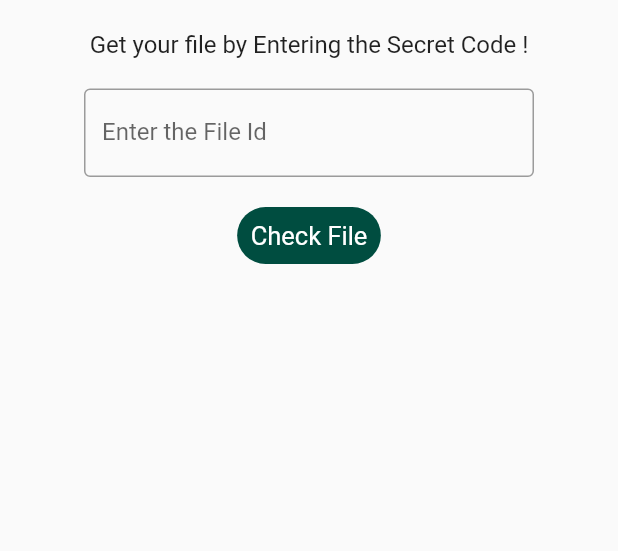
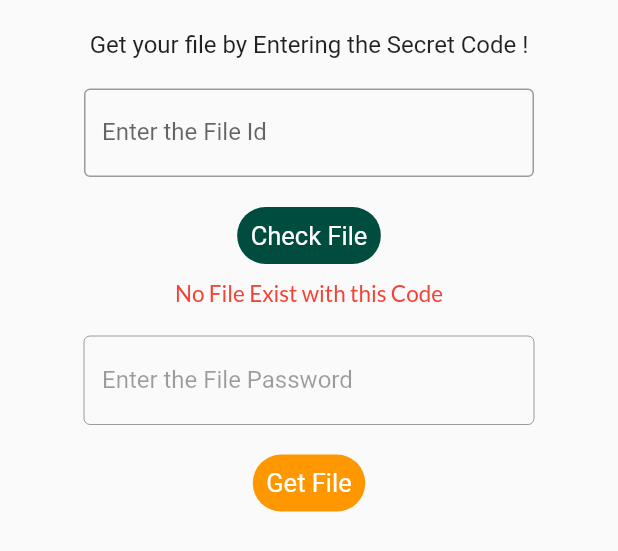
Before and after one commit to SiddhantJaiswal-0125/EncryptU, a Flutter app: the RecieveScreen widget shown alone on an empty page, opened directly, after a tap on "Check File", on a phone screen of 412 x 824 dp. Shown: the top 551 px of the screen. Run offline on Flutter 3.47's test engine with Material 2 defaults, Android fonts, the light colour scheme and no system bars; our stand-ins replace cloud_firestore, curved_navigation_bar, file_picker, firebase_auth, firebase_core, firebase_storage and 3 more; accounts and stored records are empty; network calls fail.

Commit message:
Recieve Page

```diff
--- a/lib/Screens/receive_screen.dart
+++ b/lib/Screens/receive_screen.dart
@@ -9,7 +9,12 @@ class RecieveScreen extends StatefulWidget {
 }
 
 class _RecieveScreenState extends State<RecieveScreen> {
-  String fileId = "";
+  String _fileId = "";
+  String _password = "";
+
+  late List<FileStructure> fi ;
+      bool _showPasswordsection = false;
+  bool _nofileExist = false;
 
   @override
   Widget build(BuildContext context) {
@@ -32,8 +37,8 @@ class _RecieveScreenState extends State<RecieveScreen> {
             width: 300,
             child: TextField(
               onChanged: (val) {
-                  fileId = val;
-                  print("FILE ID " + fileId);
+                _fileId = val;
+                print("FILE ID " + _fileId);
               },
               decoration: InputDecoration(
                 border: OutlineInputBorder(),
@@ -41,7 +46,8 @@ class _RecieveScreenState extends State<RecieveScreen> {
                 hintText: 'File Secret Id',
               ),
               autofocus: false,
-              )),
+            ),
+          ),
           SizedBox(
             height: 20,
           ),
@@ -49,10 +55,18 @@ class _RecieveScreenState extends State<RecieveScreen> {
             onTap: () async {
               FirebaseServices fs = new FirebaseServices();
 
-              List<FileStructure> fi = await  fs.getFilesById(fileId);
-
-
-
+              fi = await fs.getFilesById(_fileId);
+              if (fi != null && fi.length > 0) {
+                _showPasswordsection = true;
+                _nofileExist = false;
+                print(fi[0].uniqueId);
+                print("Password : " + fi[0].password);
+                setState(() {});
+              } else {
+                _showPasswordsection = false;
+                _nofileExist = true;
+                setState(() {});
+              }
             },
             child: Container(
               padding: EdgeInsets.all(9),
@@ -66,7 +80,63 @@ class _RecieveScreenState extends State<RecieveScreen> {
                     GoogleFonts.lexendDeca(fontSize: 17, color: Colors.white),
               ),
             ),
+          ),
+          SizedBox(
+            height: 10,
+          ),
+          _nofileExist
+              ? Text(
+                  "No File Exist with this Code",
+                  style: GoogleFonts.lato(color: Colors.red, fontSize: 15),
                 )
+              : Container(),
+          SizedBox(
+            height: 20,
+          ),
+          Container(
+            width: 300,
+            child: TextField(
+              enabled: _showPasswordsection,
+              onChanged: (val) {
+                _password = val;
+                print("Password is " + _password);
+              },
+              decoration: InputDecoration(
+                border: OutlineInputBorder(),
+                labelText: 'Enter the File Password',
+                hintText: 'Password ',
+              ),
+              autofocus: false,
+            ),
+          ),
+          SizedBox(
+            height: 20,
+          ),
+          GestureDetector(
+            onTap: () async {
+              if(_password==fi[0].password)
+                {
+                  print("SAME PASSWORD ");
+
+                }
+              else
+                print("DIFFERENT PASSWORD");
+
+            },
+            child: Container(
+              padding: EdgeInsets.all(9),
+              decoration: BoxDecoration(
+                borderRadius: BorderRadius.circular(20),
+                color: Colors.orange,
+              ),
+              child: Text(
+                "Get File",
+                style:
+                GoogleFonts.lexendDeca(fontSize: 17, color: Colors.white),
+              ),
+            ),
+          ),
+
         ],
       ),
     );
--- a/lib/Utils/firebase_services.dart
+++ b/lib/Utils/firebase_services.dart
@@ -8,7 +8,6 @@ import 'package:firebase_auth/firebase_auth.dart';
 
 class FirebaseServices {
   static var _firestore_instance = FirebaseFirestore.instance;
-
 
   bool isLoggedIn() {
     return FirebaseAuth.instance.currentUser != null;
@@ -50,18 +49,18 @@ class FirebaseServices {
     customDSforFileStorageLink cds;
     cds = (await Storage_Services.upload(fi))!;
     return cds;
-
   }
 
-  Future<void> encryptFile(customDSforFileStorageLink cds , String password)
-  async {
+  Future<void> encryptFile(
+      customDSforFileStorageLink cds, String password) async {
     User? user = await currentUser();
 
-   FileStructure fs = new FileStructure(cds.url, cds.uniqueId, password,  user!.uid);
-   await _addFileData(fs);
-   return;
+    FileStructure fs =
+        new FileStructure(cds.url, cds.uniqueId, password, user!.uid);
+    await _addFileData(fs);
+    return;
+  }
 
-  }
   Future<void> _addFileData(FileStructure fs) async {
     print("-----------------INSIDE addFileToFirestore  ---------------");
     // print(userData);
@@ -93,6 +92,7 @@ class FirebaseServices {
   getFilesById(String id) {
     List<FileStructure> fi = [];
     // id = "330146681";
+    // 330146681
 
     return _firestore_instance
         .collection('files')
@@ -109,12 +109,14 @@ class FirebaseServices {
 
           f = new FileStructure(url, id, password, owner);
           fi.add(f);
-        }
-        );
+        });
 
+        print("FI LENGTH " + fi.length.toString());
         return fi;
-      } else
+      } else {
         print("FILE QUERY IS NULL");
+        return [];
+      }
     });
   }
 
@@ -139,5 +141,6 @@ class FirebaseServices {
               .where("username", isEqualTo: username)
               .get())
           .docs
-          .length > 0;
+          .length >
+      0;
 }
```
Lines whose indentation alone changed are shown as unchanged.
